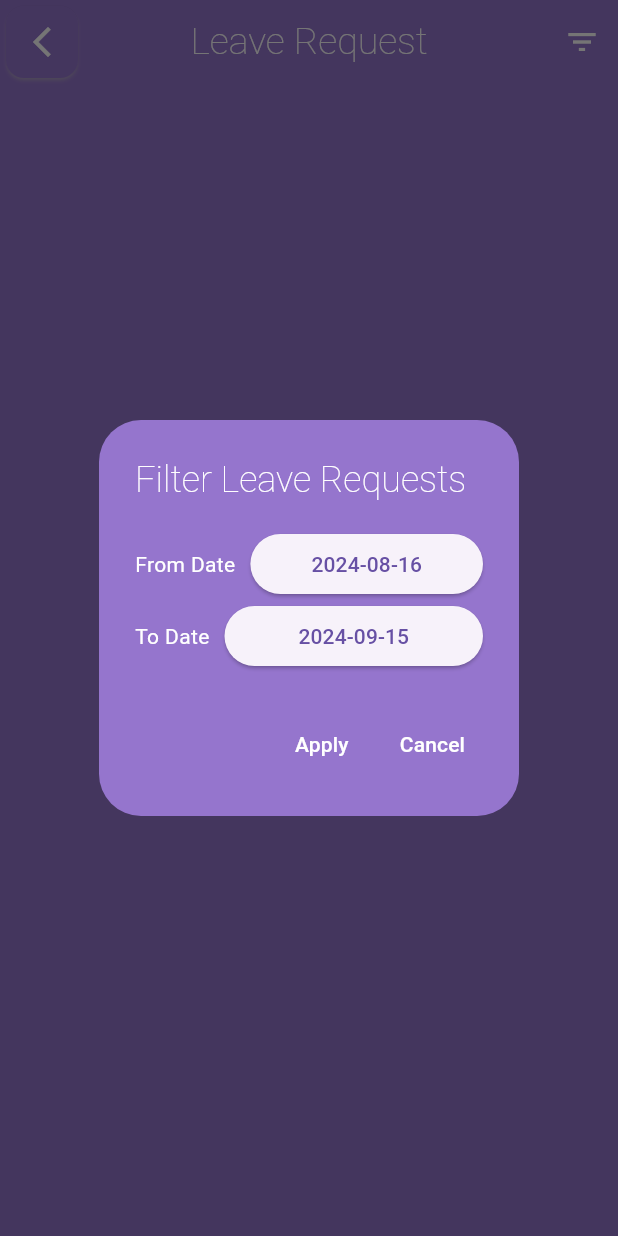
After one commit to bilalaslam19/Attendance_system, a Flutter app: the LeaveScreen screen opened directly, after a tap on the "filter list" icon, on a phone screen of 412 x 824 dp. The commit adds this screen. Run offline on Flutter 3.47's test engine with Material 3 defaults, Android fonts, the phone set to English and light mode, and no system bars; our stand-ins replace cloud_firestore, firebase_auth, firebase_core, firebase_storage, fluttertoast, get and 1 more; accounts and stored records are empty.

Commit message:
work on leave module

```diff
--- /dev/null
+++ b/lib/Admin_Panel/admin_controller.dart/leave_service.dart
@@ -0,0 +1,36 @@
+import 'package:attendence/model/attendence_model.dart';
+import 'package:cloud_firestore/cloud_firestore.dart';
+
+class LeaveService {
+  final FirebaseFirestore _firestore = FirebaseFirestore.instance;
+
+  Future<List<AttendanceModel>> getFilteredLeaveRequests(
+      DateTime from, DateTime to, String status) async {
+    try {
+      QuerySnapshot querySnapshot = await _firestore
+          .collection('data')
+          .where('status', isEqualTo: status)
+          .get();
+
+      return querySnapshot.docs
+          .map((doc) => AttendanceModel.fromMap(
+              doc.id, doc.data() as Map<String, dynamic>))
+          .toList();
+    } catch (e) {
+      throw Exception("Failed to fetch leave requests: $e");
+    }
+  }
+
+  Future<void> approveLeave(AttendanceModel leave) async {
+    await _firestore.collection('data').doc(leave.id).update({
+      'status': 'Leave',
+    });
+  }
+
+  Future<void> updateLeaveStatus(String leaveId, String status) async {
+    await FirebaseFirestore.instance
+        .collection('data')
+        .doc(leaveId)
+        .update({'status': status});
+  }
+}
--- /dev/null
+++ b/lib/Admin_Panel/screen/all_leave.dart
@@ -0,0 +1,273 @@
+import 'package:attendence/Admin_Panel/screen/admin_screen.dart';
+import 'package:attendence/model/attendence_model.dart';
+import 'package:flutter/material.dart';
+import 'package:get/get.dart';
+import '../admin_controller.dart/leave_service.dart';
+
+class LeaveScreen extends StatefulWidget {
+  const LeaveScreen({super.key});
+
+  @override
+  _LeaveScreenState createState() => _LeaveScreenState();
+}
+
+class _LeaveScreenState extends State<LeaveScreen> {
+  final LeaveService _leaveService = LeaveService();
+  DateTime _fromDate = DateTime.now().subtract(const Duration(days: 30));
+  DateTime _toDate = DateTime.now();
+  final String _status = 'Leave';
+
+  Future<List<AttendanceModel>>? _leaveRequests;
+
+  void _fetchLeaveRequests() {
+    setState(() {
+      _leaveRequests =
+          _leaveService.getFilteredLeaveRequests(_fromDate, _toDate, _status);
+    });
+  }
+
+  @override
+  void initState() {
+    super.initState();
+    _fetchLeaveRequests();
+  }
+
+  @override
+  Widget build(BuildContext context) {
+    return Scaffold(
+      backgroundColor: Colors.deepPurple[300],
+      appBar: AppBar(
+        backgroundColor: Colors.deepPurple[300],
+        title: const Text("Leave Request",
+            style: TextStyle(
+                color: Colors.white,
+                fontSize: 25,
+                fontWeight: FontWeight.w200)),
+        centerTitle: true,
+        leading: InkWell(
+          onTap: () => Get.to(const AdminScreen()),
+          child: Card(
+            shadowColor: Colors.white,
+            color: Colors.deepPurple[300],
+            child: const Icon(
+              Icons.arrow_back_ios_new_outlined,
+              color: Colors.white,
+            ),
+          ),
+        ),
+        actions: [
+          IconButton(
+            icon: const Icon(Icons.filter_list, color: Colors.white),
+            onPressed: () {
+              showDialog(
+                context: context,
+                builder: (context) => AlertDialog(
+                  backgroundColor: Colors.deepPurple[300],
+                  title: const Text(
+                    'Filter Leave Requests',
+                    style: TextStyle(
+                        color: Colors.white, fontWeight: FontWeight.w200),
+                  ),
+                  content: Column(
+                    mainAxisSize: MainAxisSize.min,
+                    children: [
+                      DatePicker(
+                        label: 'From Date',
+                        selectedDate: _fromDate,
+                        onDateChanged: (date) =>
+                            setState(() => _fromDate = date),
+                      ),
+                      DatePicker(
+                        label: 'To Date',
+                        selectedDate: _toDate,
+                        onDateChanged: (date) => setState(() => _toDate = date),
+                      ),
+                    ],
+                  ),
+                  actions: [
+                    TextButton(
+                      onPressed: () {
+                        Navigator.pop(context);
+                        _fetchLeaveRequests();
+                      },
+                      child: const Text(
+                        'Apply',
+                        style: TextStyle(color: Colors.white),
+                      ),
+                    ),
+                    TextButton(
+                      onPressed: () => Navigator.pop(context),
+                      child: const Text('Cancel',
+                          style: TextStyle(color: Colors.white)),
+                    ),
+                  ],
+                ),
+              );
+            },
+          ),
+        ],
+      ),
+      body: FutureBuilder<List<AttendanceModel>>(
+        future: _leaveRequests,
+        builder: (context, snapshot) {
+          if (snapshot.connectionState == ConnectionState.waiting) {
+            return const Center(child: CircularProgressIndicator());
+          } else if (snapshot.hasError) {
+            return Center(child: Text('Error: ${snapshot.error}'));
+          } else if (!snapshot.hasData || snapshot.data!.isEmpty) {
+            return const Center(
+                child: Text(
+              'No leave requests found.',
+              style: TextStyle(color: Colors.white, fontSize: 20),
+            ));
+          }
+
+          List<AttendanceModel> leaveList = snapshot.data!;
+
+          return ListView.builder(
+            itemCount: leaveList.length,
+            itemBuilder: (context, index) {
+              final leave = leaveList[index];
+              return Padding(
+                padding: const EdgeInsets.all(8.0),
+                child: Card(
+                  color: Colors.deepPurple[200],
+                  shadowColor: Colors.black,
+                  child: Padding(
+                    padding: const EdgeInsets.all(10.0),
+                    child: Column(
+                      mainAxisAlignment: MainAxisAlignment.start,
+                      crossAxisAlignment: CrossAxisAlignment.start,
+                      children: [
+                        Text(
+                          "Name : ${leave.name}",
+                          style: const TextStyle(
+                              color: Colors.white,
+                              fontSize: 20,
+                              fontWeight: FontWeight.w200),
+                        ),
+                        const SizedBox(height: 7),
+                        Text(
+                          "RollNo : ${leave.rollNo}",
+                          style: const TextStyle(
+                              color: Colors.white,
+                              fontSize: 20,
+                              fontWeight: FontWeight.w200),
+                        ),
+                        const SizedBox(height: 7),
+                        Text(
+                          "Description: ${leave.description}",
+                          style: const TextStyle(
+                              color: Colors.white,
+                              fontSize: 20,
+                              fontWeight: FontWeight.w200),
+                        ),
+                        const SizedBox(height: 12.5),
+                        Row(
+                          mainAxisAlignment: MainAxisAlignment.center,
+                          children: [
+                            TextButton(
+                                style: TextButton.styleFrom(
+                                  backgroundColor: Colors.green,
+                                ),
+                                onPressed: () async {
+                                  try {
+                                    await _leaveService.approveLeave(leave);
+                                    setState(() {
+                                      leaveList.removeAt(index);
+                                    });
+
+                                    Get.snackbar(
+                                      'Success',
+                                      'Leave approved and marked as Leave',
+                                      snackPosition: SnackPosition.BOTTOM,
+                                    );
+                                  } catch (e) {
+                                    Get.snackbar(
+                                      'Error',
+                                      'Failed to approve leave: $e',
+                                      snackPosition: SnackPosition.BOTTOM,
+                                      backgroundColor: Colors.red,
+                                      colorText: Colors.white,
+                                    );
+                                  }
+                                },
+                                child: const Text(
+                                  "Approve",
+                                  style: TextStyle(color: Colors.white),
+                                )),
+                            const SizedBox(width: 20),
+                            TextButton(
+                                style: TextButton.styleFrom(
+                                  backgroundColor: Colors.red,
+                                ),
+                                onPressed: () async {
+                                  await _leaveService.updateLeaveStatus(
+                                      leave.id, "Absent");
+
+                                  setState(() {
+                                    leaveList.removeAt(index);
+                                  });
+
+                                  Get.snackbar(
+                                    'Success',
+                                    'Leave request canceled and marked as Absent.',
+                                    snackPosition: SnackPosition.BOTTOM,
+                                  );
+                                },
+                                child: const Text("Cancel",
+                                    style: TextStyle(color: Colors.white)))
+                          ],
+                        )
+                      ],
+                    ),
+                  ),
+                ),
+              );
+            },
+          );
+        },
+      ),
+    );
+  }
+}
+
+class DatePicker extends StatelessWidget {
+  final String label;
+  final DateTime selectedDate;
+  final Function(DateTime) onDateChanged;
+
+  const DatePicker({
+    super.key,
+    required this.label,
+    required this.selectedDate,
+    required this.onDateChanged,
+  });
+
+  @override
+  Widget build(BuildContext context) {
+    return Row(
+      children: [
+        Text(
+          label,
+          style: const TextStyle(color: Colors.white),
+        ),
+        const SizedBox(width: 10),
+        Expanded(
+          child: ElevatedButton(
+            onPressed: () async {
+              DateTime? newDate = await showDatePicker(
+                context: context,
+                initialDate: selectedDate,
+                firstDate: DateTime(2000),
+                lastDate: DateTime(2100),
+              );
+              if (newDate != null) onDateChanged(newDate);
+            },
+            child: Text('${selectedDate.toLocal()}'.split(' ')[0]),
+          ),
+        ),
+      ],
+    );
+  }
+}
--- a/lib/model/attendence_model.dart
+++ b/lib/model/attendence_model.dart
@@ -1,36 +1,30 @@
 import 'package:cloud_firestore/cloud_firestore.dart';
 
 class AttendanceModel {
-  String uid;
-  String name;
-  String rollNo;
-  DateTime date;
-  String status; // Ensure this is a String
+  final String id;
+  final String name;
+  final String rollNo;
+  final DateTime date;
+  final String status;
+  final String description;
 
   AttendanceModel({
-    required this.uid,
+    required this.id,
     required this.name,
     required this.rollNo,
     required this.date,
     required this.status,
+    required this.description,
   });
 
-  Map<String, dynamic> toMap() {
-    return {
-      'name': name,
-      'rollNo': rollNo,
-      'date': Timestamp.fromDate(date),
-      'status': status, // Ensure this is a String
-    };
-  }
-
-  factory AttendanceModel.fromMap(Map<String, dynamic> map) {
+  factory AttendanceModel.fromMap(String id, Map<String, dynamic> data) {
     return AttendanceModel(
-      uid: map['uid'] ?? '', // Ensure defaults if necessary
-      name: map['name'] ?? '',
-      rollNo: map['rollNo'] ?? '',
-      date: (map['date'] as Timestamp).toDate(),
-      status: map['status'] ?? 'Absent', // Default to 'Absent' if null
+      id: id,
+      name: data['name'] ?? '',
+      rollNo: data['rollNo'] ?? '',
+      date: (data['date'] as Timestamp).toDate(),
+      status: data['status'] ?? '',
+      description: data['description'] ?? '',
     );
   }
 }
```
Also changed, not shown: lib/Admin_Panel/attendance_service.dart (+8 -10 lines), lib/Admin_Panel/screen/admin_screen.dart (+19 -3 lines), lib/Admin_Panel/screen/attendance_screen.dart (+15 -8 lines), lib/Admin_Panel/screen/user_detail_screen.dart (+23 -4 lines), lib/main.dart (+2 -6 lines), lib/screens/user_dashboard/user_panel.dart (+7 -0 lines), lib/Admin_Panel/admin_controller.dart/admin_controller.dart (deleted).
